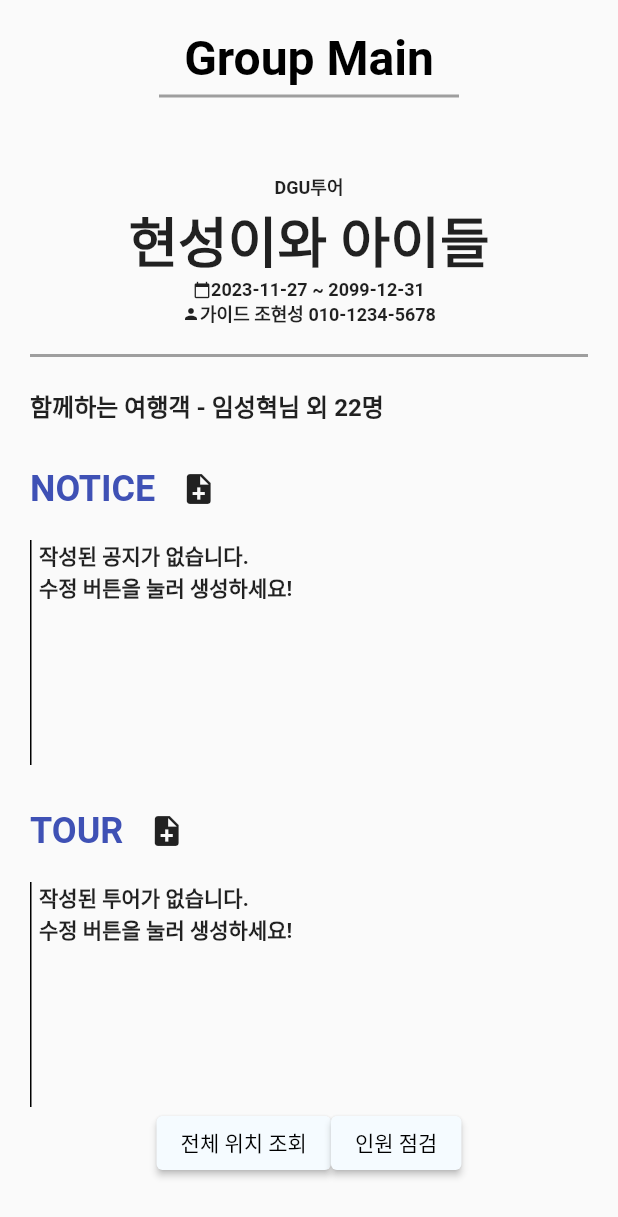
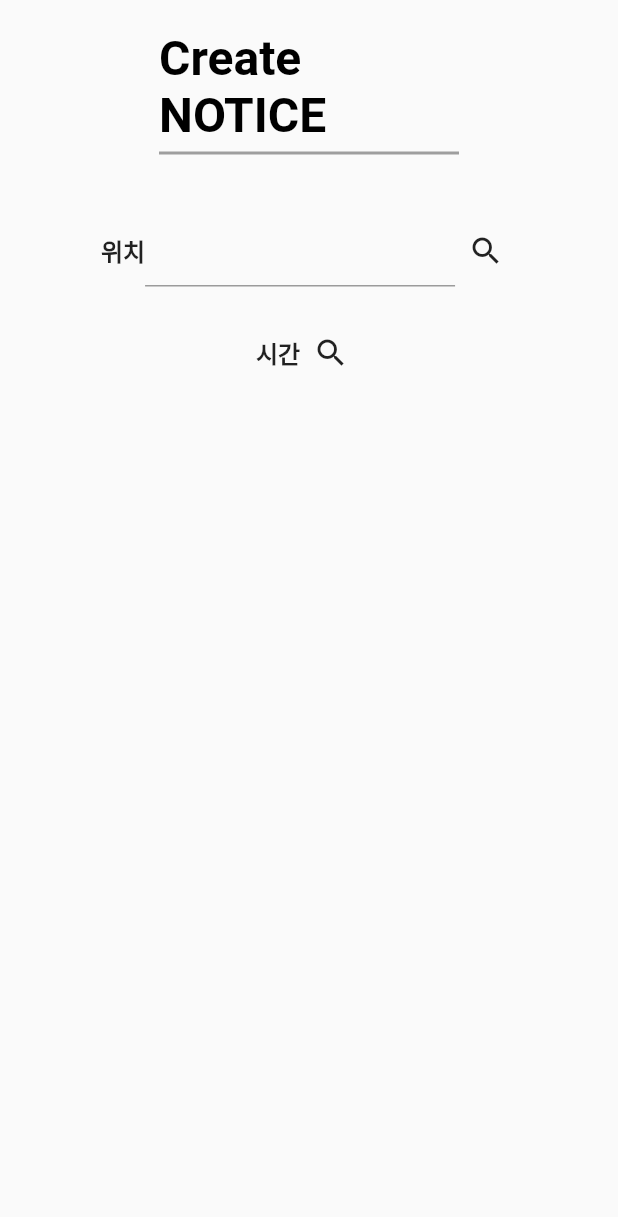
Before and after one commit to MaccBass/TravelSync_client, a Flutter app: the screen it shows after launch, on a phone screen of 412 x 824 dp. Shown: the top 1217 px of the screen. Run offline on Flutter 3.47's test engine with Material 2 defaults, Android fonts, the phone set to English and light mode, and no system bars.

Commit message:
feat: group, notice 페이지 추가 	modified:   lib/widget/buildGroup.dart 	new file:   lib/widget/groupInvitePage.dart 	new file:   lib/widget/groupSettingPage.dart 	modified:   lib/widget/groupmainpage.dart 	new file:   lib/widget/noticeCreate.dart 	new file:   lib/widget/noticePage.dart

```diff
--- a/lib/widget/app_start.dart
+++ b/lib/widget/app_start.dart
@@ -1,8 +1,12 @@
 import 'package:flutter/material.dart';
+import 'package:travelsync_client/widget/groupInvitePage.dart';
+import 'package:travelsync_client/widget/groupSettingPage.dart';
 import 'package:travelsync_client/widget/groupmainpage.dart';
 import 'package:travelsync_client/widget/loginpage.dart';
 import 'package:travelsync_client/widget/mainloading.dart';
 import 'package:travelsync_client/widget/buildGroup.dart';
+import 'package:travelsync_client/widget/noticeCreate.dart';
+import 'package:travelsync_client/widget/noticePage.dart';
 
 class AppStart extends StatelessWidget {
   const AppStart({super.key});
@@ -10,7 +14,7 @@ class AppStart extends StatelessWidget {
   @override
   Widget build(BuildContext context) {
     return const MaterialApp(
-      home: GroupMainPage(),
+      home: NoticeCreatePage(),
     );
   }
 }
--- a/lib/widget/groupmainpage.dart
+++ b/lib/widget/groupmainpage.dart
@@ -41,7 +41,8 @@ class _GroupMainPageState extends State<GroupMainPage> {
 
   @override
   Widget build(BuildContext context) {
-    return Scaffold(
+    return MaterialApp(
+      home: Scaffold(
         body: SingleChildScrollView(
           child: Padding(
             padding: const EdgeInsets.all(20.0),
@@ -295,6 +296,7 @@ class _GroupMainPageState extends State<GroupMainPage> {
             ),
           ),
         ),
+      ),
     );
   }
 }
--- /dev/null
+++ b/lib/widget/noticeCreate.dart
@@ -0,0 +1,90 @@
+import 'package:flutter/material.dart';
+import 'package:travelsync_client/widgets/header.dart';
+
+class NoticeCreatePage extends StatefulWidget {
+  const NoticeCreatePage({super.key});
+
+  @override
+  State<NoticeCreatePage> createState() => _NoticeCreatePageState();
+}
+
+class _NoticeCreatePageState extends State<NoticeCreatePage> {
+  final TextEditingController groupNameController = TextEditingController();
+  void searchLocation() {}
+  @override
+  Widget build(BuildContext context) {
+    return MaterialApp(
+      home: Scaffold(
+        body: SingleChildScrollView(
+          child: Padding(
+            padding: const EdgeInsets.all(20.0),
+            child: Column(
+              children: [
+                const Header(textHeader: "Create NOTICE"),
+                const SizedBox(
+                  height: 40,
+                ),
+                Row(
+                  mainAxisAlignment: MainAxisAlignment.center,
+                  children: [
+                    const Flexible(
+                      flex: 3,
+                      child: Text(
+                        "위치",
+                        style: TextStyle(
+                          fontSize: 16,
+                          fontWeight: FontWeight.w600,
+                        ),
+                      ),
+                    ),
+                    Flexible(
+                      flex: 5,
+                      child: TextField(
+                        controller: groupNameController,
+                        decoration: const InputDecoration(
+                          border: UnderlineInputBorder(),
+                        ),
+                      ),
+                    ),
+                    Flexible(
+                        child: IconButton(
+                      icon: const Icon(Icons.search),
+                      onPressed: searchLocation,
+                    ))
+                  ],
+                ),
+                const SizedBox(
+                  height: 20,
+                ),
+                Row(
+                  mainAxisAlignment: MainAxisAlignment.center,
+                  children: [
+                    const Flexible(
+                      flex: 3,
+                      child: Text(
+                        "시간",
+                        style: TextStyle(
+                          fontSize: 16,
+                          fontWeight: FontWeight.w600,
+                        ),
+                      ),
+                    ),
+                    const Flexible(
+                      flex: 5,
+                      child: Text(""),
+                    ),
+                    Flexible(
+                        child: IconButton(
+                      icon: const Icon(Icons.search),
+                      onPressed: searchLocation,
+                    ))
+                  ],
+                ),
+              ],
+            ),
+          ),
+        ),
+      ),
+    );
+  }
+}
```
Also changed, not shown: lib/widget/buildGroup.dart (+5 -2 lines), lib/widget/groupInvitePage.dart (added, +176 -0 lines), lib/widget/groupSettingPage.dart (added, +130 -0 lines), lib/widget/noticePage.dart (added, +116 -0 lines). Lines whose indentation alone changed are shown as unchanged.
